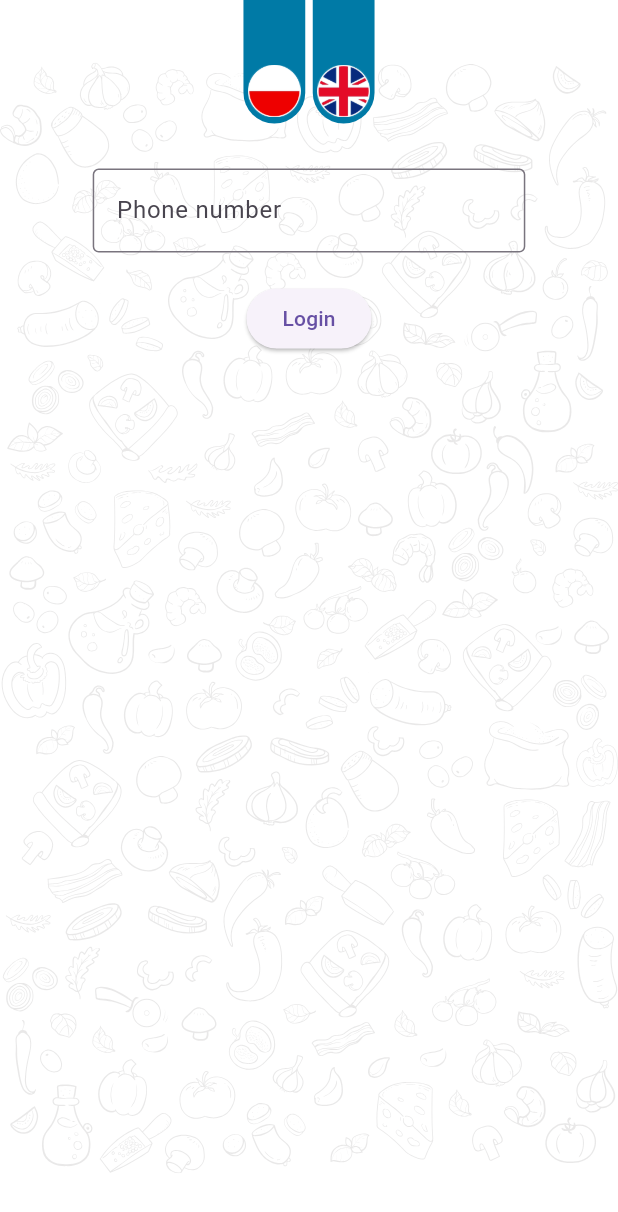
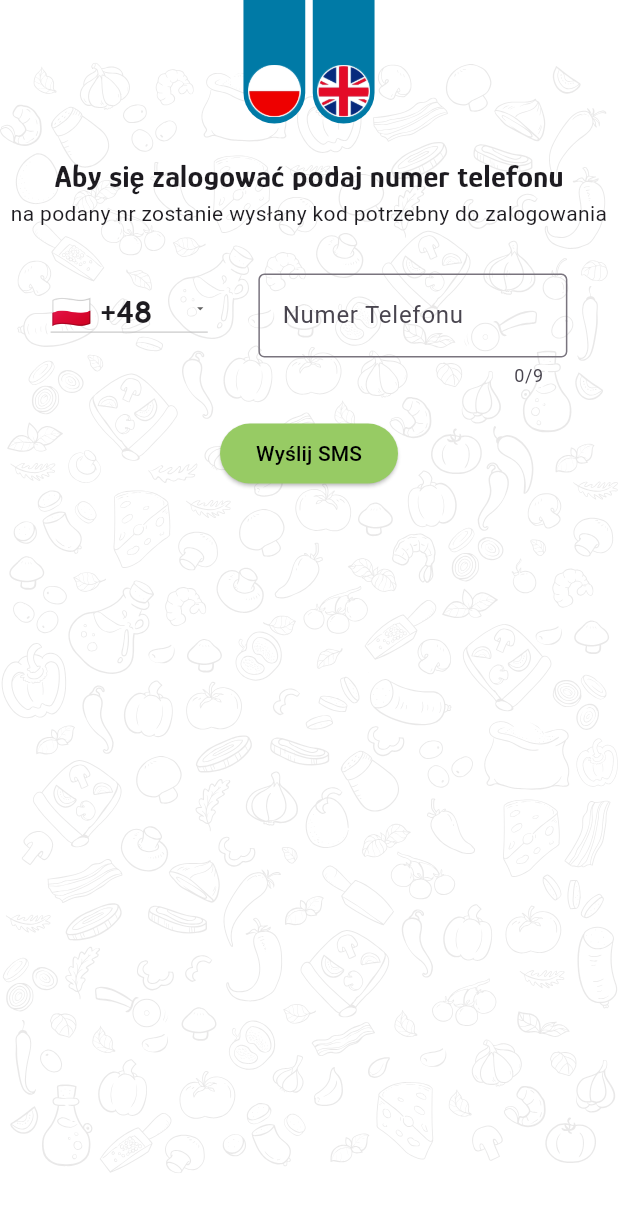
Before and after one commit to ketchup007/kiosk_frontend, a Flutter app: the LoginScreen screen opened directly, on a phone screen of 412 x 824 dp. Shown: the top 1212 px of the screen. Run offline on Flutter 3.47's test engine with Material 2 defaults, Android fonts, the phone set to English and light mode, and no system bars; our stand-ins replace auto_size_text, flutter_svg, flutter_svg_provider, flutter_widget_from_html, geolocator, lottie and 4 more; missing offline and left inert: auto_size_text_field, dart:ffi, flutter_pdfview, network_info_plus; accounts and stored records are empty; generated files the repository leaves out were written again; network calls fail; project files that could hold a hidden picture were left out.

Commit message:
login pages fix

```diff
--- a/lib/screens/login_screen.dart
+++ b/lib/screens/login_screen.dart
@@ -1,11 +1,14 @@
 import 'package:flutter/material.dart';
 import 'package:flutter_svg_provider/flutter_svg_provider.dart' as SVG;
+import 'package:kiosk_flutter/models/country_model.dart';
 import 'package:kiosk_flutter/providers/main_provider.dart';
 import 'package:kiosk_flutter/screens/login_code_screen.dart';
 import 'package:kiosk_flutter/utils/api/api_constants.dart';
 import 'package:kiosk_flutter/utils/api/api_service.dart';
 import 'package:kiosk_flutter/widgets/buttons/language_buttons.dart';
 import 'package:provider/provider.dart';
+
+import '../themes/color.dart';
 
 class LoginScreen extends StatefulWidget {
   const LoginScreen({super.key});
@@ -18,9 +21,25 @@ class _LoginScreenState extends State<LoginScreen> {
   final loginController = TextEditingController();
   final passwordController = TextEditingController();
 
+  CountryModel _dropdownValue = CountryModel(
+      countryCode: "",
+      dialCode: "",
+      minNumber: 0,
+      maxNumber: 0,
+      format: "");
+
+
   @override
   Widget build(context) {
     final provider = Provider.of<MainProvider>(context, listen: true);
+
+    if (provider.countryList.isEmpty) {
+      provider.getCountryCodes();
+      return const Text("");
+    } else {
+      if (_dropdownValue.dialCode.isEmpty) {
+        _dropdownValue = provider.countryList.first;
+      }
 
       return Scaffold(
         backgroundColor: Colors.transparent,
@@ -38,36 +57,75 @@ class _LoginScreenState extends State<LoginScreen> {
                 Center(
                   child: LanguageButtons(
                     ribbonHeight: MediaQuery.of(context).size.height * 0.1,
-                ribbonWidth: MediaQuery.of(context).size.width * 0.1,)),
+                    ribbonWidth: MediaQuery.of(context).size.width * 0.1)),
+                Container(
+                  padding: const EdgeInsets.fromLTRB(0, 20, 0, 0),
+                  child: const Text("Aby się zalogować podaj numer telefonu",
+                    style: TextStyle(
+                      fontSize: 21,
+                      fontFamily: "GloryBold"))),
+                const Text("na podany nr zostanie wysłany kod potrzebny do zalogowania",
+                  textAlign: TextAlign.center),
+                Row(
+                  mainAxisAlignment: MainAxisAlignment.spaceEvenly,
+                  crossAxisAlignment: CrossAxisAlignment.center,
+                  children: [
+                    Container(
+                      alignment: Alignment.bottomCenter,
+                      child: DropdownButton(
+                        value: _dropdownValue,
+                        iconSize: 10,
+                        items: provider.countryList.map<DropdownMenuItem<CountryModel>>((CountryModel value) {
+                          return DropdownMenuItem(
+                            value: value,
+                            child: Container(
+                              padding: EdgeInsets.fromLTRB(MediaQuery.of(context).size.width * 0, 10, 0, MediaQuery.of(context).size.width * 0.005),
+                              child: SizedBox(
+                                height: MediaQuery.of(context).size.height * 0.3,
+                                width: MediaQuery.of(context).size.width * 0.23,
+                                child: Text("${value.countryCode.toUpperCase().replaceAllMapped(RegExp(r'[A-Z]'), (match) => String.fromCharCode(match.group(0)!.codeUnitAt(0) + 127397))} ${value.dialCode}",
+                                  maxLines: 1,
+                                  style: TextStyle(
+                                    fontSize: MediaQuery.of(context).size.height > 1000 ? 20 : 22,
+                                    fontFamily: 'GloryBold')))));
+                        }).toList(),
+                        onChanged: (CountryModel? value) {
+                          setState(() {
+                            _dropdownValue = value!;
+                          });
+                        },
+                      )),
                     Container(
                       padding: const EdgeInsets.fromLTRB(0, 30, 0, 0),
                       child: SizedBox(
-                width: MediaQuery.of(context).size.width * 0.7,
+                        width: MediaQuery.of(context).size.width * 0.5,
                         child: TextField(
+                          maxLength: _dropdownValue.maxNumber,
+                          keyboardType: TextInputType.number,
                           controller: loginController,
                           decoration: const InputDecoration(
                             border: OutlineInputBorder(),
-                      hintText: "Phone number")))),
+                            hintText: "Numer Telefonu"))))]),
+
                 Container(
                   padding: const EdgeInsets.fromLTRB(0, 20, 0, 0),
                   child: ElevatedButton(
+                    style: ElevatedButton.styleFrom(
+                      backgroundColor: AppColors.green,
+                      foregroundColor: Colors.black),
                     onPressed: () {
-                  provider.testShare();
-                  print("login: ${loginController.text}");
-                  ApiService(token: provider.loginToken).smsLogin(loginController.text).then((value) {
-                      if(value == "SMS_SEND"){
-                        provider.phoneNumber = loginController.text;
-                        Navigator.push(context, MaterialPageRoute(builder: (context) => LoginCodeScreen()));
+                      if(loginController.text.length >= _dropdownValue.minNumber){
+                        print("login: ${_dropdownValue.dialCode} ${loginController.text}");
+                        ApiService(token: provider.loginToken).smsLogin(_dropdownValue.dialCode + loginController.text).then((value) {
+                          if (value == "SMS_SEND") {
+                            provider.phoneNumber = _dropdownValue.dialCode + loginController.text;
+                            Navigator.push(context, MaterialPageRoute(
+                                builder: (context) => const LoginCodeScreen()));
+                          }
+                        });
+                      }
+                    },
+                    child: const Text("Wyślij SMS")))])));
     }
   }
-                  );
-                },
-                child: const Text("Login")),
-            )
-
-          ]
-        )
-      ),
-    );
 }
-}
```
Also changed, not shown: lib/providers/main_provider.dart (+8 -0 lines), lib/screens/login_code_screen.dart (+21 -3 lines), lib/screens/mobile_start_screen.dart (+9 -1 lines), 1 other file. Lines whose indentation alone changed are shown as unchanged.
